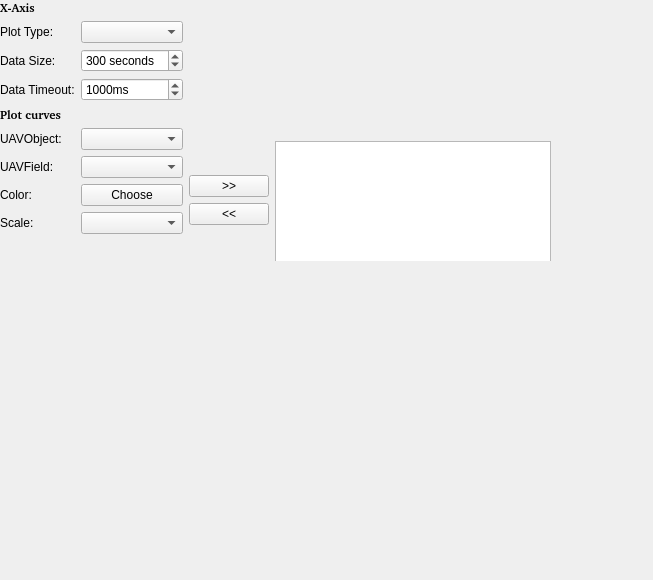
The window that ground/src/plugins/scope/scopegadgetoptionspage.ui (openpilot/OpenPilot) describes before a commit, drawn with Qt 5.
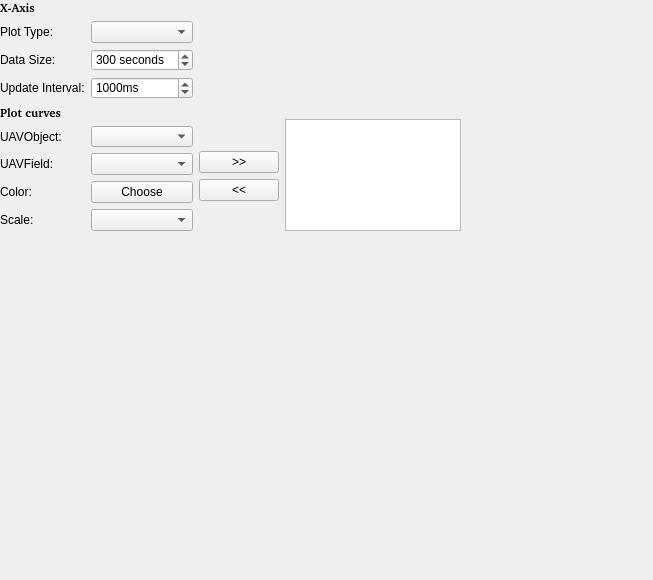
The same window after the commit.

Commit message: OP-42 GCS/Scope: Made scope back ground color use the L&F helper

```diff
--- a/ground/src/plugins/scope/scopegadgetoptionspage.ui
+++ b/ground/src/plugins/scope/scopegadgetoptionspage.ui
@@ -18,8 +18,8 @@
     <rect>
      <x>0</x>
      <y>0</y>
-     <width>591</width>
-     <height>261</height>
+     <width>601</width>
+     <height>341</height>
     </rect>
    </property>
    <widget class="QWidget" name="horizontalLayoutWidget">
@@ -27,8 +27,8 @@
      <rect>
       <x>0</x>
       <y>0</y>
-      <width>551</width>
-      <height>275</height>
+      <width>461</width>
+      <height>231</height>
      </rect>
     </property>
     <layout class="QHBoxLayout" name="horizontalLayout">
@@ -90,7 +90,7 @@
        <item row="3" column="0">
         <widget class="QLabel" name="label_7">
          <property name="text">
-          <string>Data Timeout:</string>
+          <string>Update Interval:</string>
          </property>
         </widget>
        </item>
@@ -190,7 +190,7 @@
          <property name="sizeHint" stdset="0">
           <size>
            <width>20</width>
-           <height>40</height>
+           <height>80</height>
           </size>
          </property>
         </spacer>
@@ -220,7 +220,7 @@
          <property name="sizeHint" stdset="0">
           <size>
            <width>20</width>
-           <height>50</height>
+           <height>30</height>
           </size>
          </property>
         </spacer>
```
The commit also changes 1 other file.
